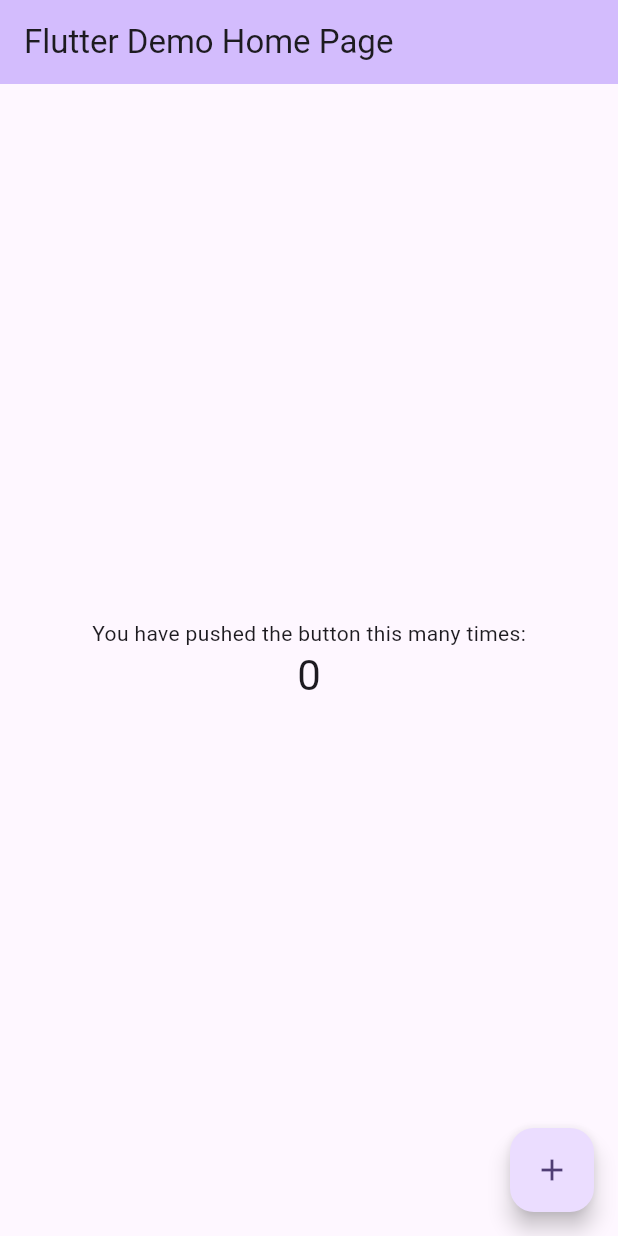
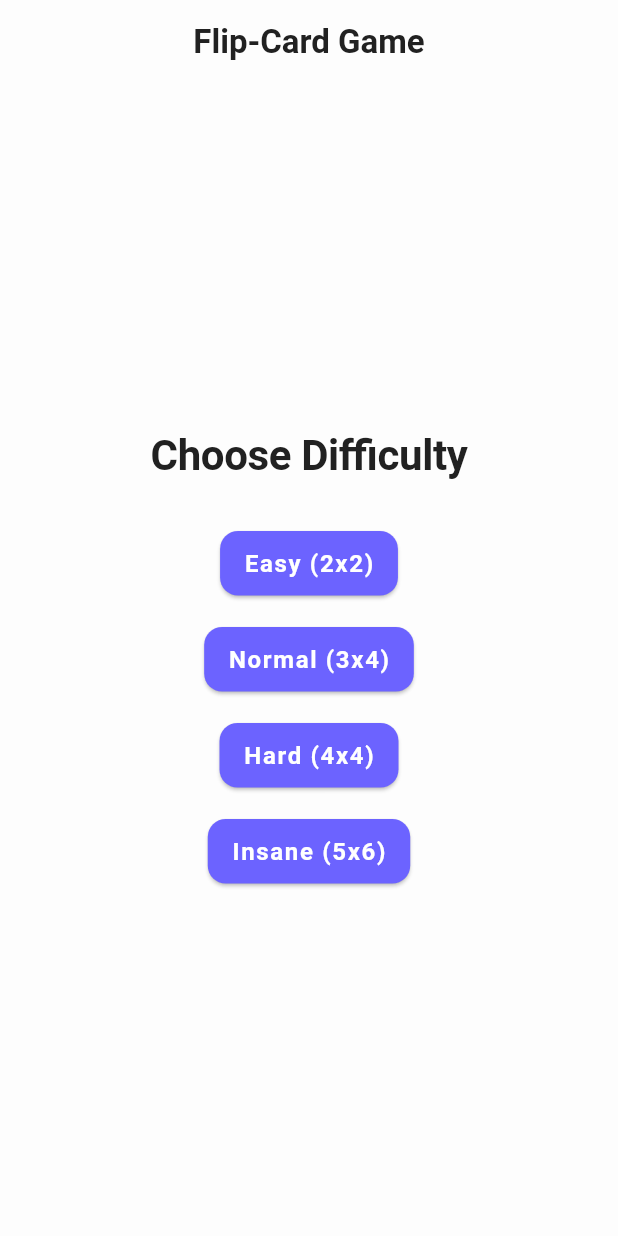
Before and after one commit to lttt0206/Flip-Card-Game, a Flutter app: the screen it shows after launch, on a phone screen of 412 x 824 dp. Run offline on Flutter 3.47's test engine with Material 3 defaults, Android fonts, the phone set to English and light mode, and no system bars; our stand-ins replace flutter_bloc.

Commit message:
add game bloc, build UI, card tile

```diff
--- /dev/null
+++ b/lib/app.dart
@@ -0,0 +1,19 @@
+// lib/app.dart
+import 'package:flip_card_game/features/menu/home_page.dart';
+import 'package:flutter/material.dart';
+import 'core/theme/app_theme.dart';
+
+class FlipCardApp extends StatelessWidget {
+  const FlipCardApp({super.key});
+
+  @override
+  Widget build(BuildContext context) {
+    return MaterialApp(
+      title: 'Flip-Card Game',
+      theme: AppTheme.light,
+      darkTheme: AppTheme.dark,
+      themeMode: ThemeMode.system,
+      home: const HomePage(), // TODO: HomePage()
+    );
+  }
+}
--- /dev/null
+++ b/lib/features/menu/home_page.dart
@@ -0,0 +1,68 @@
+// lib/features/menu/home_page.dart
+import 'package:flip_card_game/core/models/card_item.dart';
+import 'package:flutter/material.dart';
+import '../game/pages/game_page.dart';
+
+class HomePage extends StatelessWidget {
+  const HomePage({super.key});
+
+  void _startGame(BuildContext context, Difficulty difficulty) {
+    Navigator.push(
+      context,
+      MaterialPageRoute(
+        builder: (_) => GamePage(difficulty: difficulty),
+      ),
+    );
+  }
+
+  @override
+  Widget build(BuildContext context) {
+    final textTheme = Theme.of(context).textTheme;
+
+    return Scaffold(
+      appBar: AppBar(
+        title: const Text("Flip-Card Game"),
+      ),
+      body: Center(
+        child: Padding(
+          padding: const EdgeInsets.all(24),
+          child: Column(
+            mainAxisAlignment: MainAxisAlignment.center,
+            children: [
+              Text(
+                "Choose Difficulty",
+                style: textTheme.displayLarge,
+                textAlign: TextAlign.center,
+              ),
+              const SizedBox(height: 32),
+
+              // Buttons for each difficulty
+              ElevatedButton(
+                onPressed: () => _startGame(context, Difficulty.easy2x2),
+                child: const Text("Easy (2x2)"),
+              ),
+              const SizedBox(height: 16),
+
+              ElevatedButton(
+                onPressed: () => _startGame(context, Difficulty.normal3x4),
+                child: const Text("Normal (3x4)"),
+              ),
+              const SizedBox(height: 16),
+
+              ElevatedButton(
+                onPressed: () => _startGame(context, Difficulty.hard4x4),
+                child: const Text("Hard (4x4)"),
+              ),
+              const SizedBox(height: 16),
+
+              ElevatedButton(
+                onPressed: () => _startGame(context, Difficulty.insane5x6),
+                child: const Text("Insane (5x6)"),
+              ),
+            ],
+          ),
+        ),
+      ),
+    );
+  }
+}
--- a/lib/main.dart
+++ b/lib/main.dart
@@ -1,3 +1,4 @@
+import 'package:flip_card_game/app.dart';
 import 'package:flutter/material.dart';
 
 void main() {
@@ -12,6 +13,7 @@
   Widget build(BuildContext context) {
     return MaterialApp(
       title: 'Flutter Demo',
+      debugShowCheckedModeBanner: false,
       theme: ThemeData(
         // This is the theme of your application.
         //
@@ -30,7 +32,7 @@
         // tested with just a hot reload.
         colorScheme: ColorScheme.fromSeed(seedColor: Colors.deepPurple),
       ),
-      home: const MyHomePage(title: 'Flutter Demo Home Page'),
+      home: const FlipCardApp(),
     );
   }
 }
--- a/pubspec.yaml
+++ b/pubspec.yaml
@@ -34,6 +34,7 @@ dependencies:
   # The following adds the Cupertino Icons font to your application.
   # Use with the CupertinoIcons class for iOS style icons.
   cupertino_icons: ^1.0.8
+  flutter_bloc: ^9.1.1
 
 dev_dependencies:
   flutter_test:
```
Also changed, not shown: lib/features/game/bloc/game_bloc.dart (added, +137 -0 lines), lib/features/game/bloc/game_event.dart (added, +21 -0 lines), lib/features/game/bloc/game_state.dart (added, +59 -0 lines), lib/features/game/pages/game_page.dart (added, +211 -0 lines), lib/features/game/widgets/card_tile.dart (added, +62 -0 lines), pubspec.lock.
